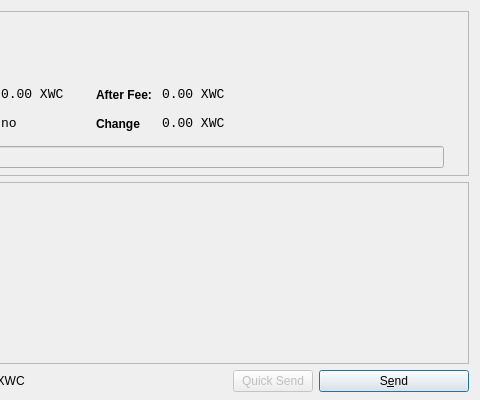
Above: src/qt/forms/sendcoinsdialog.ui from WhitecoinCore/whitecoin before the change; both pictures show x 370 to 850 and y 0 to 400 of the 850 by 400 pixel window. Below: the same form after it.
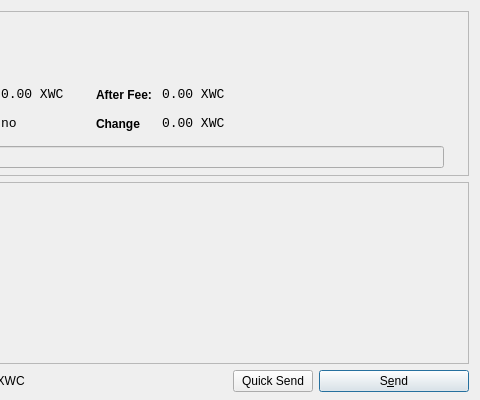
That is the form after the change. Icons and pictures are not drawn.

What changed in the file:
```diff
--- a/src/qt/forms/sendcoinsdialog.ui
+++ b/src/qt/forms/sendcoinsdialog.ui
@@ -742,7 +742,7 @@
      <item>
       <widget class="QPushButton" name="quickButton">
        <property name="enabled">
-        <bool>false</bool>
+        <bool>true</bool>
        </property>
        <property name="text">
         <string>Quick Send</string>
```
